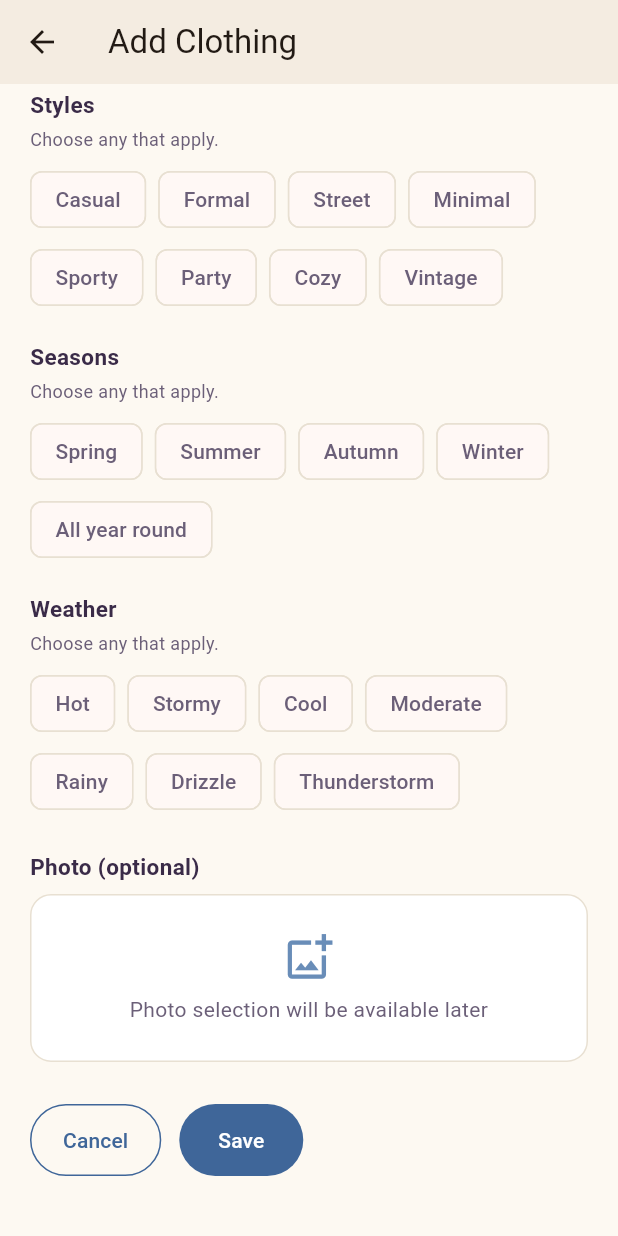
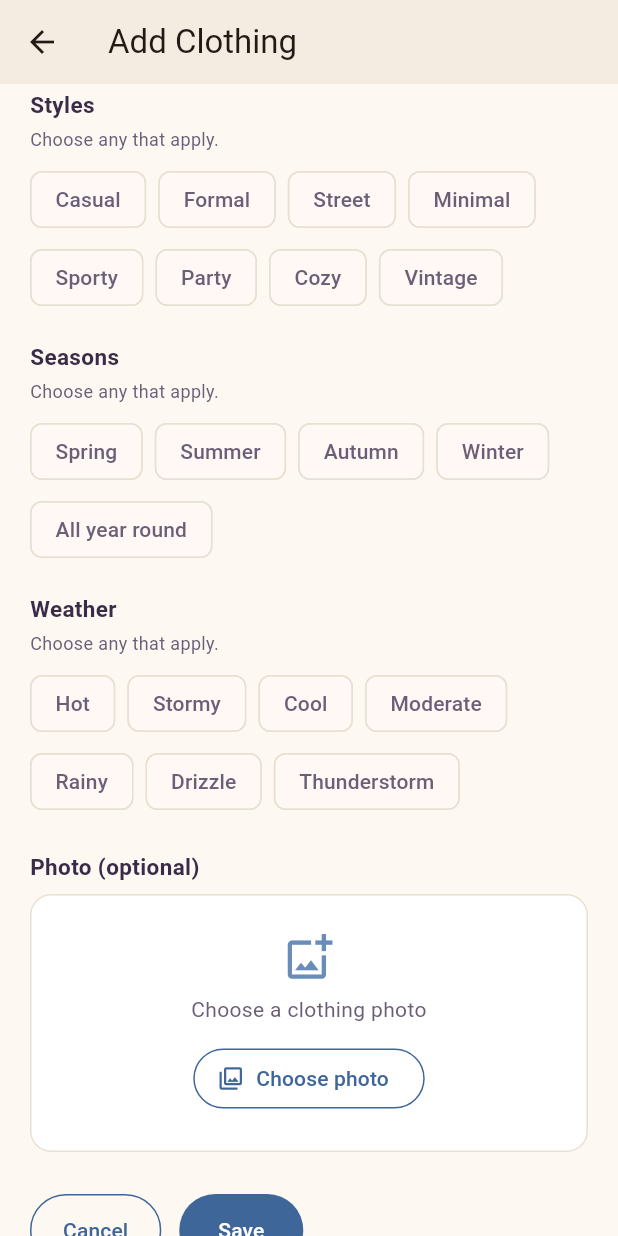
Before and after one commit to pbp-kelompok-a12/RESTYLE-mobile, a Flutter app: the AddClothingScreen screen opened directly, scrolled down 748 dp, on a phone screen of 412 x 824 dp. Run offline on Flutter 3.47's test engine with Material 3 defaults, Android fonts, the phone set to English and light mode, and no system bars; our stand-ins replace flutter_secure_storage, image_picker; accounts and stored records are empty.

Commit message:
feat: tambah fitur pilih dan preview foto pakaian

```diff
--- a/lib/features/closet/screens/add_clothing_screen.dart
+++ b/lib/features/closet/screens/add_clothing_screen.dart
@@ -1,5 +1,7 @@
+import 'package:flutter/foundation.dart';
 import 'package:flutter/material.dart';
 import 'package:flutter/services.dart';
+import 'package:image_picker/image_picker.dart';
 
 import '../../../core/constants/app_colors.dart';
 
@@ -79,6 +81,11 @@ class _AddClothingScreenState extends State<AddClothingScreen> {
   };
 
   final _formKey = GlobalKey<FormState>();
+  final ImagePicker _imagePicker = ImagePicker();
+  XFile? _selectedImage;
+  Uint8List? _selectedImageBytes;
+  bool _isPickingImage = false;
+  String? _photoError;
   final _nameController = TextEditingController();
   final _materialController = TextEditingController();
   final _storeController = TextEditingController();
@@ -92,6 +99,48 @@ class _AddClothingScreenState extends State<AddClothingScreen> {
   final Set<String> _selectedStyles = {};
   final Set<String> _selectedSeasons = {};
   final Set<String> _selectedWeather = {};
+
+  @override
+  void initState() {
+    super.initState();
+    if (defaultTargetPlatform == TargetPlatform.android) {
+      _recoverLostImage();
+    }
+  }
+
+  Future<void> _recoverLostImage() async {
+    try {
+      final response = await _imagePicker.retrieveLostData();
+      if (response.isEmpty) return;
+      final files = response.files;
+      if (files == null || files.isEmpty) {
+        if (!mounted) return;
+        setState(() {
+          _photoError = 'Foto dari pemilih sebelumnya tidak dapat dipulihkan.';
+        });
+        return;
+      }
+      await _loadSelectedImage(files.first);
+    } catch (_) {
+      if (!mounted) return;
+      setState(() {
+        _photoError = 'Foto dari pemilih sebelumnya tidak dapat dipulihkan.';
+      });
+    }
+  }
+
+  Future<void> _loadSelectedImage(XFile image) async {
+    final bytes = await image.readAsBytes();
+    if (bytes.isEmpty) {
+      throw const FormatException('The selected image is empty.');
+    }
+    if (!mounted) return;
+    setState(() {
+      _selectedImage = image;
+      _selectedImageBytes = bytes;
+      _photoError = null;
+    });
+  }
 
   @override
   void dispose() {
@@ -113,6 +162,178 @@ class _AddClothingScreenState extends State<AddClothingScreen> {
       helpText: 'Select purchase date',
     );
     if (picked != null) setState(() => _datePurchased = picked);
+  }
+
+  Future<void> _pickImage() async {
+    if (_isPickingImage) return;
+    setState(() {
+      _isPickingImage = true;
+      _photoError = null;
+    });
+
+    try {
+      final pickedImage = await _imagePicker.pickImage(
+        source: ImageSource.gallery,
+      );
+      if (pickedImage == null) return;
+
+      final bytes = await pickedImage.readAsBytes();
+      if (bytes.isEmpty) {
+        throw const FormatException('The selected image is empty.');
+      }
+      if (!mounted) return;
+      setState(() {
+        _selectedImage = pickedImage;
+        _selectedImageBytes = bytes;
+        _photoError = null;
+      });
+    } catch (_) {
+      if (!mounted) return;
+      setState(() {
+        _photoError = 'Gambar gagal dipilih atau dibaca. Silakan coba lagi.';
+      });
+    } finally {
+      if (mounted) setState(() => _isPickingImage = false);
+    }
+  }
+
+  void _removeImage() {
+    setState(() {
+      _selectedImage = null;
+      _selectedImageBytes = null;
+      _photoError = null;
+    });
+  }
+
+  Widget _buildPhotoSection() {
+    final bytes = _selectedImageBytes;
+    return Column(
+      crossAxisAlignment: CrossAxisAlignment.start,
+      children: [
+        const Text(
+          'Photo (optional)',
+          style: TextStyle(
+            color: AppColors.azureMartinique,
+            fontSize: 15,
+            fontWeight: FontWeight.w600,
+          ),
+        ),
+        const SizedBox(height: 8),
+        if (bytes == null)
+          InkWell(
+            onTap: _isPickingImage ? null : _pickImage,
+            borderRadius: BorderRadius.circular(14),
+            child: Container(
+              width: double.infinity,
+              padding: const EdgeInsets.symmetric(horizontal: 18, vertical: 24),
+              decoration: BoxDecoration(
+                color: AppColors.whiteSolid,
+                borderRadius: BorderRadius.circular(14),
+                border: Border.all(color: AppColors.orangePearlBrush),
+              ),
+              child: Column(
+                children: [
+                  Icon(
+                    _isPickingImage
+                        ? Icons.hourglass_top_rounded
+                        : Icons.add_photo_alternate_outlined,
+                    size: 34,
+                    color: AppColors.azure57,
+                  ),
+                  const SizedBox(height: 8),
+                  Text(
+                    _isPickingImage
+                        ? 'Opening image picker...'
+                        : 'Choose a clothing photo',
+                    textAlign: TextAlign.center,
+                    style: const TextStyle(color: AppColors.azureDolphin),
+                  ),
+                  const SizedBox(height: 12),
+                  OutlinedButton.icon(
+                    onPressed: _isPickingImage ? null : _pickImage,
+                    icon: const Icon(Icons.photo_library_outlined),
+                    label: const Text('Choose photo'),
+                    style: OutlinedButton.styleFrom(
+                      foregroundColor: AppColors.azureSanMarino,
+                      side: const BorderSide(color: AppColors.azureSanMarino),
+                      shape: const StadiumBorder(),
+                    ),
+                  ),
+                ],
+              ),
+            ),
+          )
+        else ...[
+          ClipRRect(
+            borderRadius: BorderRadius.circular(14),
+            child: Container(
+              width: double.infinity,
+              height: 230,
+              color: AppColors.orangePearlBrush.withValues(alpha: 0.45),
+              child: Image.memory(
+                bytes,
+                fit: BoxFit.contain,
+                errorBuilder: (context, error, stackTrace) => const Column(
+                  mainAxisAlignment: MainAxisAlignment.center,
+                  children: [
+                    Icon(
+                      Icons.broken_image_outlined,
+                      size: 42,
+                      color: AppColors.azure57,
+                    ),
+                    SizedBox(height: 8),
+                    Text(
+                      'Preview unavailable. Choose another image.',
+                      textAlign: TextAlign.center,
+                      style: TextStyle(color: AppColors.azureDolphin),
+                    ),
+                  ],
+                ),
+              ),
+            ),
+          ),
+          const SizedBox(height: 8),
+          Text(
+            _selectedImage?.name ?? 'Selected photo',
+            maxLines: 1,
+            overflow: TextOverflow.ellipsis,
+            style: const TextStyle(color: AppColors.azureDolphin, fontSize: 12),
+          ),
+          const SizedBox(height: 8),
+          Wrap(
+            spacing: 8,
+            runSpacing: 4,
+            children: [
+              OutlinedButton.icon(
+                onPressed: _isPickingImage ? null : _pickImage,
+                icon: const Icon(Icons.refresh_rounded),
+                label: const Text('Change photo'),
+                style: OutlinedButton.styleFrom(
+                  foregroundColor: AppColors.azureSanMarino,
+                  side: const BorderSide(color: AppColors.azureSanMarino),
+                  shape: const StadiumBorder(),
+                ),
+              ),
+              TextButton.icon(
+                onPressed: _removeImage,
+                icon: const Icon(Icons.delete_outline_rounded),
+                label: const Text('Remove'),
+                style: TextButton.styleFrom(
+                  foregroundColor: AppColors.redCherry,
+                ),
+              ),
+            ],
+          ),
+        ],
+        if (_photoError != null) ...[
+          const SizedBox(height: 8),
+          Text(
+            _photoError!,
+            style: const TextStyle(color: AppColors.redCherry, fontSize: 13),
+          ),
+        ],
+      ],
+    );
   }
 
   void _save() {
@@ -488,44 +709,7 @@ class _AddClothingScreenState extends State<AddClothingScreen> {
                           }),
                         ),
                         const SizedBox(height: 22),
-                        const Text(
-                          'Photo (optional)',
-                          style: TextStyle(
-                            color: AppColors.azureMartinique,
-                            fontSize: 15,
-                            fontWeight: FontWeight.w600,
-                          ),
-                        ),
-                        const SizedBox(height: 8),
-                        Container(
-                          width: double.infinity,
-                          padding: const EdgeInsets.symmetric(
-                            horizontal: 18,
-                            vertical: 24,
-                          ),
-                          decoration: BoxDecoration(
-                            color: AppColors.whiteSolid,
-                            borderRadius: BorderRadius.circular(14),
-                            border: Border.all(
-                              color: AppColors.orangePearlBrush,
-                            ),
-                          ),
-                          child: const Column(
-                            children: [
-                              Icon(
-                                Icons.add_photo_alternate_outlined,
-                                size: 34,
-                                color: AppColors.azure57,
-                              ),
-                              SizedBox(height: 8),
-                              Text(
-                                'Photo selection will be available later',
-                                textAlign: TextAlign.center,
-                                style: TextStyle(color: AppColors.azureDolphin),
-                              ),
-                            ],
-                          ),
-                        ),
+                        _buildPhotoSection(),
                         const SizedBox(height: 28),
                         Wrap(
                           alignment: WrapAlignment.end,
--- a/pubspec.yaml
+++ b/pubspec.yaml
@@ -36,6 +36,7 @@ dependencies:
   cupertino_icons: ^1.0.8
   http: ^1.6.0
   flutter_secure_storage: ^11.2.0
+  image_picker: 1.2.4
 
 dev_dependencies:
   flutter_test:
```
Also changed, not shown: pubspec.lock, 8 other files.
